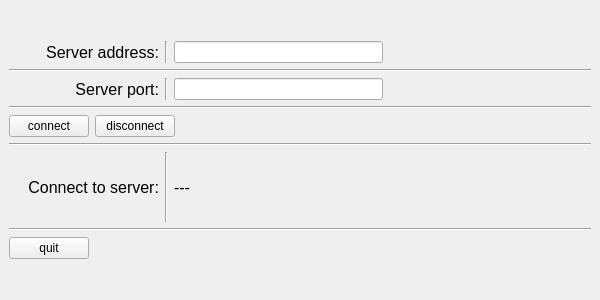
Before: the Qt Designer form tcp_client/MainWindow.ui in LeonidShai/useful_materials, drawn with Qt 5.
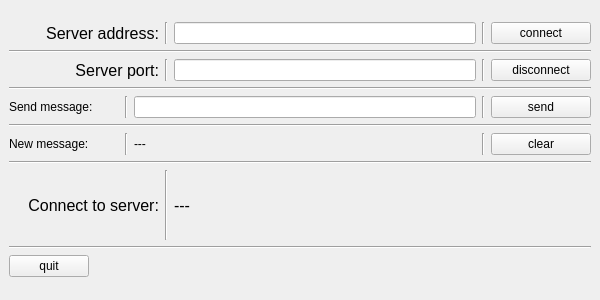
After: the same form once the commit is applied.

Commit message: TcpServer and TcpClient can read and send messages

```diff
--- a/tcp_client/MainWindow.ui
+++ b/tcp_client/MainWindow.ui
@@ -57,17 +57,30 @@
          <widget class="QLineEdit" name="lineEdit_serverAddress"/>
         </item>
         <item>
-         <spacer name="horizontalSpacer">
+         <widget class="Line" name="line_8">
           <property name="orientation">
-           <enum>Qt::Horizontal</enum>
+           <enum>Qt::Vertical</enum>
           </property>
-          <property name="sizeHint" stdset="0">
+         </widget>
+        </item>
+        <item>
+         <widget class="QPushButton" name="pushButton_connect">
+          <property name="minimumSize">
            <size>
-            <width>40</width>
-            <height>20</height>
+            <width>100</width>
+            <height>0</height>
            </size>
           </property>
-         </spacer>
+          <property name="maximumSize">
+           <size>
+            <width>100</width>
+            <height>16777215</height>
+           </size>
+          </property>
+          <property name="text">
+           <string>connect</string>
+          </property>
+         </widget>
         </item>
        </layout>
       </item>
@@ -112,55 +125,166 @@
          <widget class="QLineEdit" name="lineEdit_serverPort"/>
         </item>
         <item>
-         <spacer name="horizontalSpacer_2">
+         <widget class="Line" name="line_9">
           <property name="orientation">
-           <enum>Qt::Horizontal</enum>
-          </property>
-          <property name="sizeHint" stdset="0">
-           <size>
-            <width>40</width>
-            <height>20</height>
-           </size>
-          </property>
-         </spacer>
-        </item>
-       </layout>
-      </item>
-      <item>
-       <widget class="Line" name="line_6">
-        <property name="orientation">
-         <enum>Qt::Horizontal</enum>
-        </property>
-       </widget>
-      </item>
-      <item>
-       <layout class="QHBoxLayout" name="horizontalLayout_4">
-        <item>
-         <widget class="QPushButton" name="pushButton_connect">
-          <property name="text">
-           <string>connect</string>
+           <enum>Qt::Vertical</enum>
           </property>
          </widget>
         </item>
         <item>
          <widget class="QPushButton" name="pushButton_disconnect">
+          <property name="minimumSize">
+           <size>
+            <width>100</width>
+            <height>0</height>
+           </size>
+          </property>
+          <property name="maximumSize">
+           <size>
+            <width>100</width>
+            <height>16777215</height>
+           </size>
+          </property>
           <property name="text">
            <string>disconnect</string>
           </property>
          </widget>
         </item>
+       </layout>
+      </item>
+      <item>
+       <widget class="Line" name="line_6">
+        <property name="orientation">
+         <enum>Qt::Horizontal</enum>
+        </property>
+       </widget>
+      </item>
+      <item>
+       <layout class="QHBoxLayout" name="horizontalLayout_4">
         <item>
-         <spacer name="horizontalSpacer_3">
+         <widget class="QLabel" name="label_4">
+          <property name="minimumSize">
+           <size>
+            <width>110</width>
+            <height>0</height>
+           </size>
+          </property>
+          <property name="maximumSize">
+           <size>
+            <width>110</width>
+            <height>16777215</height>
+           </size>
+          </property>
+          <property name="text">
+           <string>Send message:</string>
+          </property>
+         </widget>
+        </item>
+        <item>
+         <widget class="Line" name="line_10">
           <property name="orientation">
-           <enum>Qt::Horizontal</enum>
+           <enum>Qt::Vertical</enum>
           </property>
-          <property name="sizeHint" stdset="0">
+         </widget>
+        </item>
+        <item>
+         <widget class="QLineEdit" name="lineEdit_msg"/>
+        </item>
+        <item>
+         <widget class="Line" name="line_11">
+          <property name="orientation">
+           <enum>Qt::Vertical</enum>
+          </property>
+         </widget>
+        </item>
+        <item>
+         <widget class="QPushButton" name="pushButton_send">
+          <property name="minimumSize">
            <size>
-            <width>40</width>
-            <height>20</height>
+            <width>100</width>
+            <height>0</height>
            </size>
           </property>
-         </spacer>
+          <property name="maximumSize">
+           <size>
+            <width>100</width>
+            <height>16777215</height>
+           </size>
+          </property>
+          <property name="text">
+           <string>send</string>
+          </property>
+         </widget>
+        </item>
+       </layout>
+      </item>
+      <item>
+       <widget class="Line" name="line_12">
+        <property name="orientation">
+         <enum>Qt::Horizontal</enum>
+        </property>
+       </widget>
+      </item>
+      <item>
+       <layout class="QHBoxLayout" name="horizontalLayout_6">
+        <item>
+         <widget class="QLabel" name="label_5">
+          <property name="minimumSize">
+           <size>
+            <width>110</width>
+            <height>0</height>
+           </size>
+          </property>
+          <property name="maximumSize">
+           <size>
+            <width>110</width>
+            <height>16777215</height>
+           </size>
+          </property>
+          <property name="text">
+           <string>New message:</string>
+          </property>
+         </widget>
+        </item>
+        <item>
+         <widget class="Line" name="line_14">
+          <property name="orientation">
+           <enum>Qt::Vertical</enum>
+          </property>
+         </widget>
+        </item>
+        <item>
+         <widget class="QLabel" name="label_msg">
+          <property name="text">
+           <string>---</string>
+          </property>
+         </widget>
+        </item>
+        <item>
+         <widget class="Line" name="line_13">
+          <property name="orientation">
+           <enum>Qt::Vertical</enum>
+          </property>
+         </widget>
+        </item>
+        <item>
+         <widget class="QPushButton" name="pushButton_clear">
+          <property name="minimumSize">
+           <size>
+            <width>100</width>
+            <height>0</height>
+           </size>
+          </property>
+          <property name="maximumSize">
+           <size>
+            <width>100</width>
+            <height>16777215</height>
+           </size>
+          </property>
+          <property name="text">
+           <string>clear</string>
+          </property>
+         </widget>
         </item>
        </layout>
       </item>
```
The commit also changes 9 other files.
